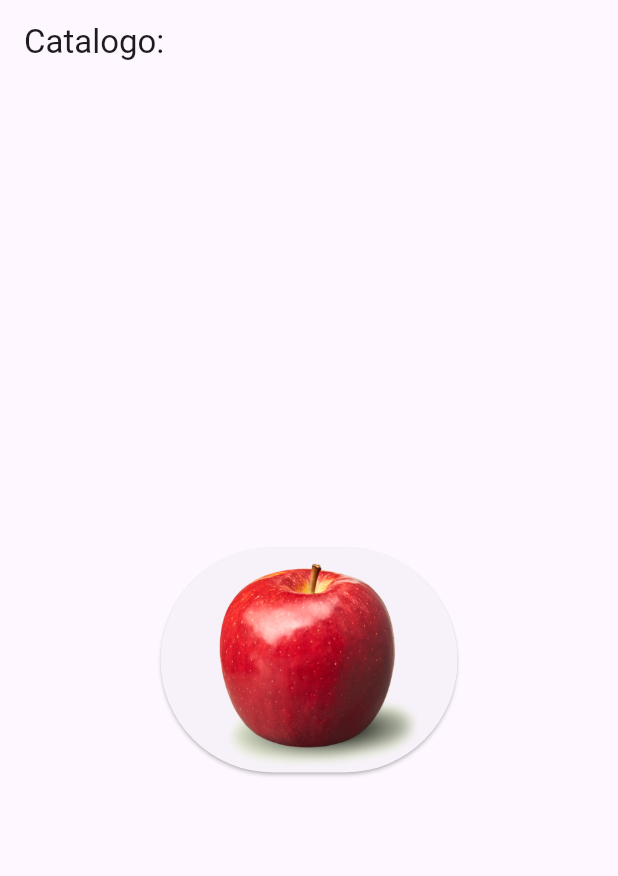
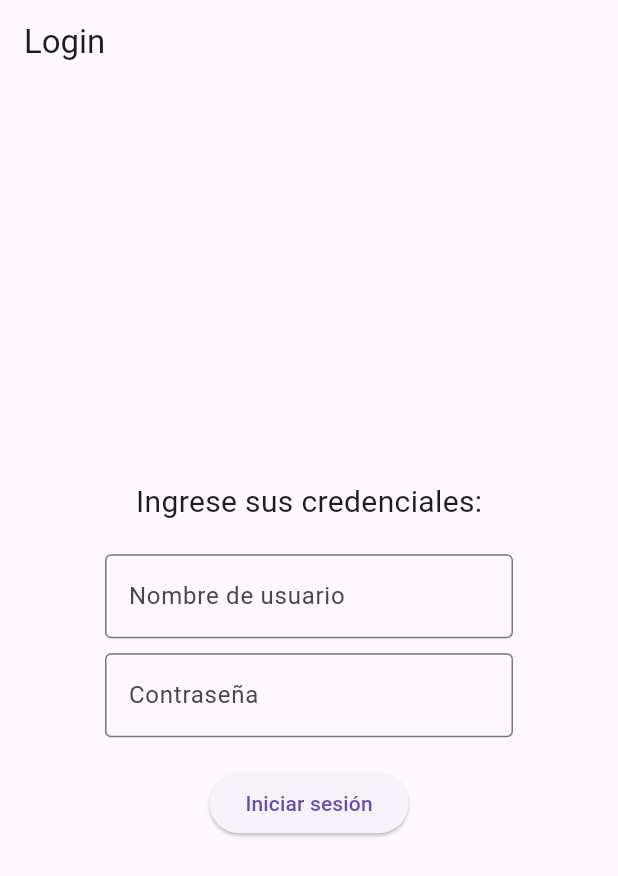
Before and after one commit to FerrerJosep/LlistaCompra, a Flutter app: the screen it shows after launch, on a phone screen of 412 x 824 dp. Shown: the top 876 px of the screen. Run offline on Flutter 3.47's test engine with Material 3 defaults, Android fonts, the phone set to English and light mode, and no system bars.

Commit message:
login, tab, fotos

```diff
--- /dev/null
+++ b/appcompres/lib/login.dart
@@ -0,0 +1,95 @@
+import 'package:flutter/material.dart';
+import 'package:http/http.dart' as http;
+import 'dart:convert';
+
+class Login extends StatefulWidget {
+  @override
+  _LoginState createState() => _LoginState();
+}
+
+class _LoginState extends State<Login> {
+  final TextEditingController _usernameController = TextEditingController();
+  final TextEditingController _passwordController = TextEditingController();
+
+  Future<bool> _checkUserExistence(String username) async {
+    final response = await http.get(Uri.parse('http://localhost:8080/api/clients'));
+    if (response.statusCode == 200) {
+      Map<String, dynamic> responseData = json.decode(response.body);
+      List<dynamic> userList = responseData['data'];
+      return userList.contains(username);
+    } else {
+      throw Exception('Failed to load user data');
+    }
+  }
+
+  @override
+  Widget build(BuildContext context) {
+    return Scaffold(
+      appBar: AppBar(
+        title: Text('Login'),
+      ),
+      body: Center(
+        child: Padding(
+          padding: const EdgeInsets.all(70.0),
+          child: Column(
+            mainAxisAlignment: MainAxisAlignment.center,
+            children: [
+              Text(
+                'Ingrese sus credenciales:',
+                style: TextStyle(fontSize: 20),
+              ),
+              SizedBox(height: 20),
+              TextField(
+                controller: _usernameController,
+                textAlign: TextAlign.center,
+                decoration: InputDecoration(
+                  labelText: 'Nombre de usuario',
+                  border: OutlineInputBorder(),
+                ),
+              ),
+              SizedBox(height: 10),
+              TextField(
+                controller: _passwordController,
+                textAlign: TextAlign.center,
+                obscureText: true,
+                decoration: InputDecoration(
+                  labelText: 'Contraseña',
+                  border: OutlineInputBorder(),
+                ),
+              ),
+              SizedBox(height: 20),
+              ElevatedButton(
+                onPressed: () async {
+                  String username = _usernameController.text;
+                  bool userExists = await _checkUserExistence(username);
+                  if (userExists) {
+                    Navigator.pushNamed(context, '/tabNavigator');
+                  } else {
+                    showDialog(
+                      context: context,
+                      builder: (BuildContext context) {
+                        return AlertDialog(
+                          title: Text('Error'),
+                          content: Text('Usuario no encontrado.'),
+                          actions: [
+                            TextButton(
+                              onPressed: () {
+                                Navigator.of(context).pop();
+                              },
+                              child: Text('OK'),
+                            ),
+                          ],
+                        );
+                      },
+                    );
+                  }
+                },
+                child: Text('Iniciar sesión'),
+              ),
+            ],
+          ),
+        ),
+      ),
+    );
+  }
+}
```
Also changed, not shown: appcompres/lib/detalles_fruta.dart (deleted, +0 -50 lines), appcompres/lib/main.dart (+140 -22 lines), appcompres/pubspec.yaml (+9 -2 lines), appcompres/assets/banana.png (added), appcompres/assets/banana.webp (deleted), appcompres/assets/grapes.png (added), appcompres/assets/orange.png (added), appcompres/assets/orange.webp (deleted), appcompres/assets/peach.png (added), appcompres/assets/pear.png (added), appcompres/assets/pineapple.png (added), appcompres/assets/plum.png (added), appcompres/assets/strawberry.png (added), appcompres/assets/watermelon.png (added), 5 other files.
